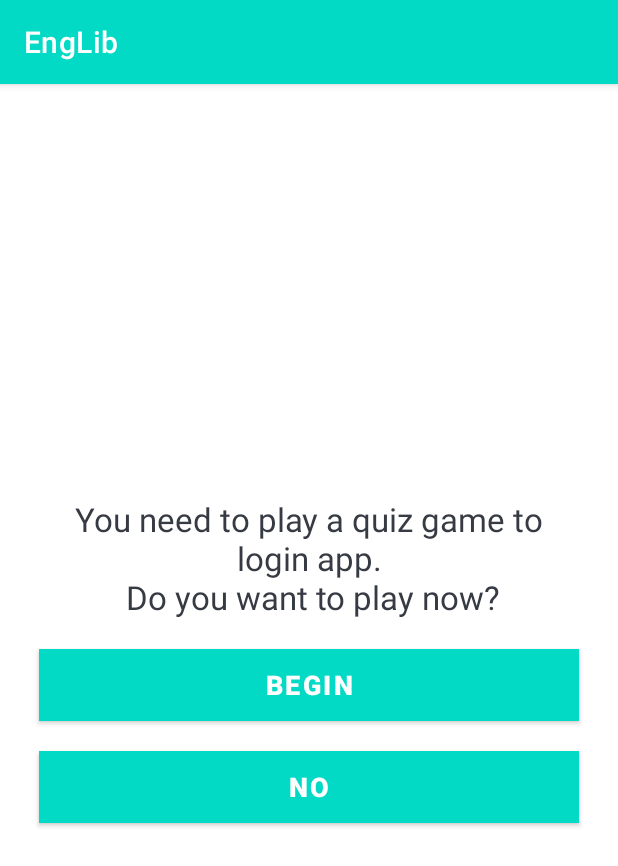
After one commit to nhom5khtn/TestEngLib, an Android app: the PrepareQuestionFragment screen opened directly, with no data from a screen before it, on a phone screen of 412 x 824 dp. The commit adds this screen. Shown: the top 866 px of the screen. Run offline under Robolectric (Android 15) with nearby library versions, the phone set to English and light mode, and no system bars; our stand-ins replace Firebase (no records; nobody signed in at launch, a user with empty details on screens opened directly).

Commit message:
load user pool stored in firebase, create layout question

```diff
--- /dev/null
+++ b/testNavigation/app/src/main/java/test/navigation/ui/fragment/quiz/question/PrepareQuestionFragment.kt
@@ -0,0 +1,105 @@
+package test.navigation.ui.fragment.quiz.question
+
+import android.content.DialogInterface
+import android.os.Bundle
+import android.util.Log
+import android.view.LayoutInflater
+import android.view.View
+import android.view.ViewGroup
+import androidx.appcompat.app.AlertDialog
+import androidx.fragment.app.Fragment
+import androidx.lifecycle.ViewModelProvider
+import androidx.navigation.fragment.findNavController
+import com.google.firebase.database.DatabaseReference
+import com.google.firebase.database.ktx.database
+import com.google.firebase.ktx.Firebase
+import kotlinx.android.synthetic.main.fragment_prepare_question.*
+import test.navigation.R
+import test.navigation.model.dict.ParseWordList
+import test.navigation.store.Account
+
+
+class PrepareQuestionFragment : Fragment() {
+
+    lateinit var questionViewModel: QuestionViewModel
+    private lateinit var database: DatabaseReference
+    var hasGetAPI = false
+
+    override fun onCreateView(
+        inflater: LayoutInflater, container: ViewGroup?,
+        savedInstanceState: Bundle?
+    ): View? {
+        // Inflate the layout for this fragment
+        questionViewModel = ViewModelProvider(this).get(QuestionViewModel::class.java)
+        return inflater.inflate(R.layout.fragment_prepare_question, container, false)
+    }
+    override fun onViewCreated(view: View, savedInstanceState: Bundle?) {
+        super.onViewCreated(view, savedInstanceState)
+        prepareUserPool()
+    }
+
+    override fun onStart() {
+        Log.e("onStart", "check get api")
+        Log.i("onStart", hasGetAPI.toString())
+
+        super.onStart()
+        progress_bar_prepare_question.visibility = View.GONE
+        btn_begin.setOnClickListener {
+            if (hasGetAPI) {
+                if(Account.wordList?.isNotEmpty() == true)
+                    findNavController().navigate(R.id.action_prepareQuestionFragment_to_questionFragment)
+                else {
+                    val builder = activity?.let { it1 -> AlertDialog.Builder(it1) }
+                    builder?.apply {
+                        setTitle("Waiting for loading data!")
+                        setPositiveButton("Continue!") { _: DialogInterface, _: Int ->
+                        }
+                        show()
+                    }
+                }
+            } else {
+                val builder = activity?.let { it1 -> AlertDialog.Builder(it1) }
+                builder?.apply {
+                    setTitle("Oppsss!")
+                    setMessage("You don't have any in your pool.")
+                    setPositiveButton("Continue!") { _: DialogInterface, _: Int ->
+                        findNavController().navigate(R.id.action_prepareQuestionFragment_to_homeFragment)
+                    }
+                    show()
+                }
+            }
+        }
+
+        btn_out.setOnClickListener {
+            val builder = activity?.let { it1 -> AlertDialog.Builder(it1) }
+            builder?.apply {
+                setTitle("Don't want to play!")
+                setMessage("Do you want to quit?")
+                setPositiveButton("Give Up!") { _: DialogInterface, _: Int ->
+                    activity?.finish()
+                }
+                setNegativeButton("Continue!") { _: DialogInterface, _: Int ->
+                }
+                show()
+            }
+        }
+
+    }
+    private fun prepareUserPool(){
+        progress_bar_prepare_question.visibility = View.VISIBLE
+        database = Firebase.database.reference
+        database.child("users")
+            .child(Account.USER_ID)
+            .child("wordList")
+            .get().addOnSuccessListener { dataSnapshot ->
+                Log.i("firebase_welcome", "Got value ${dataSnapshot.value}")
+                if(dataSnapshot.value != null) {
+                    Account.userpool = dataSnapshot.value.toString()
+                    hasGetAPI = true
+                    questionViewModel.getWord(ParseWordList.from(Account.userpool))
+                }
+            }.addOnFailureListener{
+                Log.e("firebase_welcome", "Error getting data", it)
+            }
+    }
+}
--- /dev/null
+++ b/testNavigation/app/src/main/res/layout/fragment_prepare_question.xml
@@ -0,0 +1,55 @@
+<?xml version="1.0" encoding="utf-8"?>
+
+<LinearLayout
+    xmlns:android="http://schemas.android.com/apk/res/android"
+    xmlns:tools="http://schemas.android.com/tools"
+    android:layout_width="match_parent"
+    android:layout_height="match_parent"
+    android:orientation="vertical"
+    android:padding="16dp"
+    android:gravity="center"
+    xmlns:app="http://schemas.android.com/apk/res-auto">
+
+    <TextView
+        android:id="@+id/tv_Tilte"
+        android:layout_width="match_parent"
+        android:layout_height="wrap_content"
+        android:layout_margin="10dp"
+        android:gravity="center"
+        android:textColor="#363A43"
+        android:textSize="22sp"
+        android:text="You need to play a quiz game to login app.\n Do you want to play now?" />
+
+
+    <ProgressBar
+        android:id="@+id/progress_bar_prepare_question"
+        android:layout_width="wrap_content"
+        android:layout_height="wrap_content"
+        android:indeterminate="true"
+        android:indeterminateTint="@color/purple_200"
+        android:indeterminateTintMode="src_atop"
+        app:layout_constraintBottom_toBottomOf="parent"
+        app:layout_constraintEnd_toEndOf="parent"
+        app:layout_constraintStart_toStartOf="parent"
+        app:layout_constraintTop_toTopOf="parent" />
+    <Button
+        android:id="@+id/btn_begin"
+        android:layout_width="match_parent"
+        android:layout_height="wrap_content"
+        android:layout_margin="10dp"
+        android:background="@color/teal_700"
+        android:text="BEGIN"
+        android:textColor="@android:color/white"
+        android:textSize="18sp"
+        android:textStyle="bold" />
+    <Button
+        android:id="@+id/btn_out"
+        android:layout_width="match_parent"
+        android:layout_height="wrap_content"
+        android:layout_margin="10dp"
+        android:background="@color/teal_700"
+        android:text="NO"
+        android:textColor="@android:color/white"
+        android:textSize="18sp"
+        android:textStyle="bold" />
+</LinearLayout>
--- a/testNavigation/app/src/main/res/layout/fragment_register.xml
+++ b/testNavigation/app/src/main/res/layout/fragment_register.xml
@@ -14,7 +14,7 @@
         android:layout_height="match_parent">
 
         <ProgressBar
-            android:id="@+id/progress_bar"
+            android:id="@+id/progress_bar_register"
             android:layout_width="wrap_content"
             android:layout_height="wrap_content"
             android:indeterminate="true"
--- a/testNavigation/app/src/main/res/navigation/nav_graph.xml
+++ b/testNavigation/app/src/main/res/navigation/nav_graph.xml
@@ -28,14 +28,8 @@
             android:id="@+id/action_welcomeFragment_to_signUpFragment"
             app:destination="@id/signUpFragment" />
         <action
-            app:popUpTo="@+id/nav_graph"
-            app:popUpToInclusive="true"
-            app:enterAnim="@anim/slide_in_right"
-            app:exitAnim="@anim/slide_out_left"
-            app:popEnterAnim="@anim/slide_in_left"
-            app:popExitAnim="@anim/slide_out_right"
-            android:id="@+id/action_welcomeFragment_to_questionFragment"
-            app:destination="@id/questionFragment" />
+            android:id="@+id/action_welcomeFragment_to_prepareQuestionFragment"
+            app:destination="@id/prepareQuestionFragment" />
     </fragment>
     <fragment
         android:id="@+id/signUpFragment"
@@ -64,17 +58,11 @@
             app:exitAnim="@anim/slide_out_left"
             app:popEnterAnim="@anim/slide_in_left"
             app:popExitAnim="@anim/slide_out_right"
-            android:id="@+id/action_loginFragment_to_questionFragment"
-            app:destination="@id/questionFragment" />
-        <action
-            app:popUpTo="@+id/nav_graph"
-            app:popUpToInclusive="true"
-            app:enterAnim="@anim/slide_in_right"
-            app:exitAnim="@anim/slide_out_left"
-            app:popEnterAnim="@anim/slide_in_left"
-            app:popExitAnim="@anim/slide_out_right"
             android:id="@+id/action_loginFragment_to_signUpFragment"
             app:destination="@id/signUpFragment" />
+        <action
+            android:id="@+id/action_loginFragment_to_prepareQuestionFragment"
+            app:destination="@id/prepareQuestionFragment" />
     </fragment>
     <fragment
         android:id="@+id/questionFragment"
@@ -84,6 +72,9 @@
         <action
             android:id="@+id/action_questionFragment_to_resultFragment"
             app:destination="@id/resultFragment" />
+        <action
+            android:id="@+id/action_questionFragment_to_homeFragment"
+            app:destination="@id/homeFragment" />
     </fragment>
     <fragment
         android:id="@+id/homeFragment"
@@ -98,4 +89,15 @@
             android:id="@+id/action_resultFragment_to_homeFragment"
             app:destination="@id/homeFragment" />
     </fragment>
+    <fragment
+        android:id="@+id/prepareQuestionFragment"
+        android:name="test.navigation.ui.fragment.quiz.question.PrepareQuestionFragment"
+        android:label="PrepareQuestionFragment" >
+        <action
+            android:id="@+id/action_prepareQuestionFragment_to_questionFragment"
+            app:destination="@id/questionFragment" />
+        <action
+            android:id="@+id/action_prepareQuestionFragment_to_homeFragment"
+            app:destination="@id/homeFragment" />
+    </fragment>
 </navigation>
```
Also changed, not shown: testNavigation/app/src/main/java/test/navigation/model/dict/ParseWordList.kt (added, +9 -0 lines), testNavigation/app/src/main/java/test/navigation/model/question/CreateQuestion.kt (added, +14 -0 lines), testNavigation/app/src/main/java/test/navigation/store/Account.kt (+14 -95 lines), testNavigation/app/src/main/java/test/navigation/store/Userpool.kt (deleted, +0 -9 lines), testNavigation/app/src/main/java/test/navigation/ui/fragment/login/LogInFragment.kt (+4 -2 lines), testNavigation/app/src/main/java/test/navigation/ui/fragment/print/PrintAdapter.kt (+33 -26 lines), testNavigation/app/src/main/java/test/navigation/ui/fragment/print/PrintFragment.kt (+30 -20 lines), testNavigation/app/src/main/java/test/navigation/ui/fragment/print/PrintViewModel.kt (+0 -20 lines), testNavigation/app/src/main/java/test/navigation/ui/fragment/quiz/question/QuestionFragment.kt (+55 -10 lines), testNavigation/app/src/main/java/test/navigation/ui/fragment/quiz/question/QuestionViewModel.kt (added, +29 -0 lines), testNavigation/app/src/main/java/test/navigation/ui/fragment/register/RegisterFragment.kt (+25 -13 lines), testNavigation/app/src/main/java/test/navigation/ui/fragment/setup/SetupFragment.kt (+17 -33 lines), testNavigation/app/src/main/java/test/navigation/ui/fragment/welcome/WelcomeFragment.kt (+5 -2 lines), testNavigation/app/src/main/res/layout/fragment_question.xml (+19 -8 lines), 2 more files.
